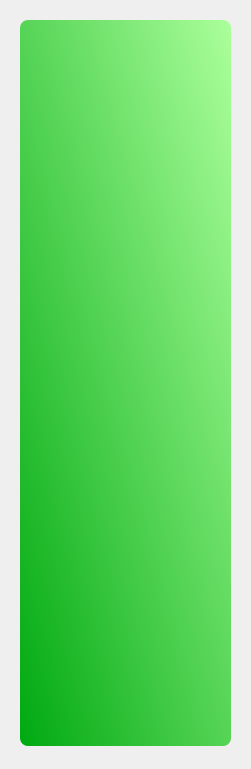
Above: Resource/ui/class_warn.ui from Yamikani-Flipped/LingYun-Class-Widgets before the change. Below: the same form after it.
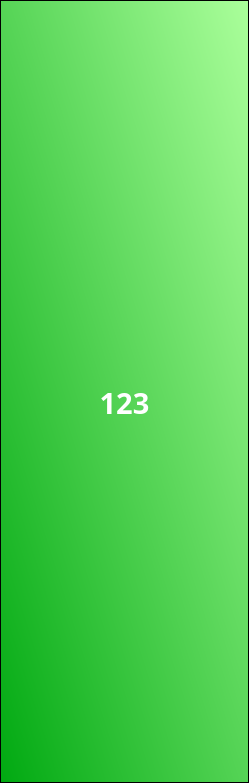
That is the form after the change. Icons and pictures are not drawn.

What changed in the file:
```diff
--- a/Resource/ui/class_warn.ui
+++ b/Resource/ui/class_warn.ui
@@ -6,41 +6,87 @@
    <rect>
     <x>0</x>
     <y>0</y>
-    <width>251</width>
-    <height>769</height>
+    <width>249</width>
+    <height>783</height>
    </rect>
   </property>
   <property name="windowTitle">
    <string>Form</string>
   </property>
-  <widget class="QLabel" name="lingyun_background_3">
-   <property name="geometry">
-    <rect>
-     <x>20</x>
-     <y>20</y>
-     <width>211</width>
-     <height>726</height>
-    </rect>
-   </property>
+  <property name="windowOpacity">
+   <double>1.000000000000000</double>
+  </property>
+  <layout class="QHBoxLayout" name="horizontalLayout_2">
+   <property name="spacing">
+    <number>0</number>
+   </property>
+   <property name="leftMargin">
+    <number>0</number>
+   </property>
+   <property name="topMargin">
+    <number>0</number>
+   </property>
+   <property name="rightMargin">
+    <number>0</number>
+   </property>
+   <property name="bottomMargin">
+    <number>0</number>
+   </property>
+   <item>
+    <widget class="QFrame" name="warn_background">
    <property name="styleSheet">
-    <string notr="true">background-color: qlineargradient(spread:pad, x1:0, y1:1, x2:1, y2:0, stop:0 rgba(0, 169, 17, 255), stop:1 rgba(171, 255, 155, 255));
-border-radius: 8px</string>
-   </property>
-   <property name="text">
-    <string/>
-   </property>
-   <property name="scaledContents">
-    <bool>false</bool>
-   </property>
-  </widget>
+      <string notr="true">
+background-color: qlineargradient(spread:pad, x1:0, y1:1, x2:1, y2:0, stop:0 rgba(0, 169, 17, 255), stop:1 rgba(171, 255, 155, 255))</string>
+     </property>
+     <property name="frameShape">
+      <enum>QFrame::StyledPanel</enum>
+     </property>
+     <property name="frameShadow">
+      <enum>QFrame::Raised</enum>
+     </property>
+     <layout class="QHBoxLayout" name="horizontalLayout_6">
+      <property name="spacing">
+       <number>0</number>
+      </property>
+      <property name="leftMargin">
+       <number>0</number>
+      </property>
+      <property name="topMargin">
+       <number>0</number>
+      </property>
+      <property name="rightMargin">
+       <number>0</number>
+      </property>
+      <property name="bottomMargin">
+       <number>0</number>
+      </property>
+      <item>
+       <layout class="QVBoxLayout" name="verticalLayout_2">
+        <item>
+         <spacer name="verticalSpacer_2">
+          <property name="orientation">
+           <enum>Qt::Vertical</enum>
+          </property>
+          <property name="sizeHint" stdset="0">
+           <size>
+            <width>20</width>
+            <height>40</height>
+           </size>
+          </property>
+         </spacer>
+        </item>
+        <item>
+         <layout class="QHBoxLayout" name="horizontalLayout">
+          <item>
   <widget class="QLabel" name="label">
-   <property name="geometry">
-    <rect>
-     <x>100</x>
-     <y>290</y>
+            <property name="maximumSize">
+             <size>
      <width>51</width>
      <height>51</height>
-    </rect>
+             </size>
+            </property>
+            <property name="styleSheet">
+             <string notr="true">background: transparent</string>
    </property>
    <property name="text">
     <string/>
@@ -52,15 +98,24 @@
     <bool>true</bool>
    </property>
   </widget>
+          </item>
+         </layout>
+        </item>
+        <item>
+         <spacer name="horizontalSpacer">
+          <property name="orientation">
+           <enum>Qt::Horizontal</enum>
+          </property>
+          <property name="sizeHint" stdset="0">
+           <size>
+            <width>40</width>
+            <height>8</height>
+           </size>
+          </property>
+         </spacer>
+        </item>
+        <item>
   <widget class="QLabel" name="warn_label">
-   <property name="geometry">
-    <rect>
-     <x>0</x>
-     <y>340</y>
-     <width>251</width>
-     <height>58</height>
-    </rect>
-   </property>
    <property name="font">
     <font>
      <family>微软雅黑</family>
@@ -70,10 +125,11 @@
     </font>
    </property>
    <property name="styleSheet">
-    <string notr="true">color:rgb(255, 255, 255)</string>
+           <string notr="true">color:rgb(255, 255, 255);
+background: transparent</string>
    </property>
    <property name="text">
-    <string/>
+           <string>123</string>
    </property>
    <property name="textFormat">
     <enum>Qt::MarkdownText</enum>
@@ -82,6 +138,26 @@
     <set>Qt::AlignCenter</set>
    </property>
   </widget>
+        </item>
+        <item>
+         <spacer name="verticalSpacer">
+          <property name="orientation">
+           <enum>Qt::Vertical</enum>
+          </property>
+          <property name="sizeHint" stdset="0">
+           <size>
+            <width>20</width>
+            <height>40</height>
+           </size>
+          </property>
+         </spacer>
+        </item>
+       </layout>
+      </item>
+     </layout>
+    </widget>
+   </item>
+  </layout>
  </widget>
  <resources/>
  <connections/>
```
Lines whose indentation alone changed are shown as unchanged.
